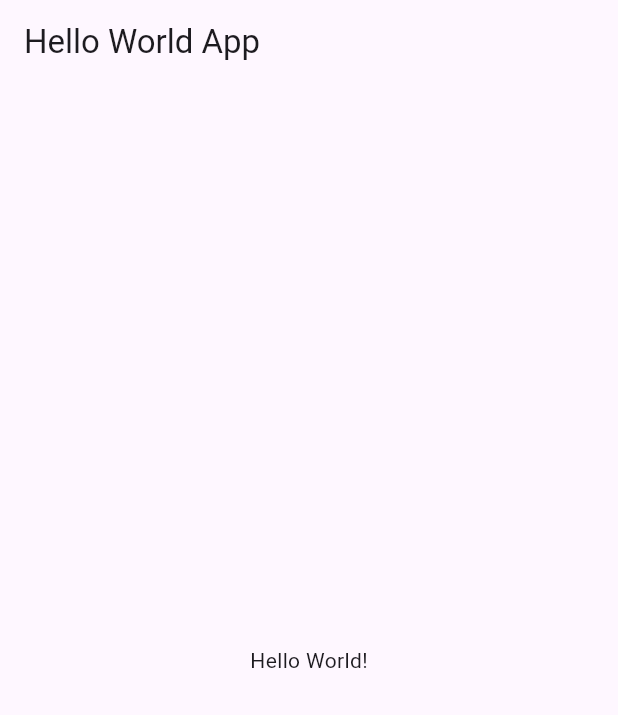
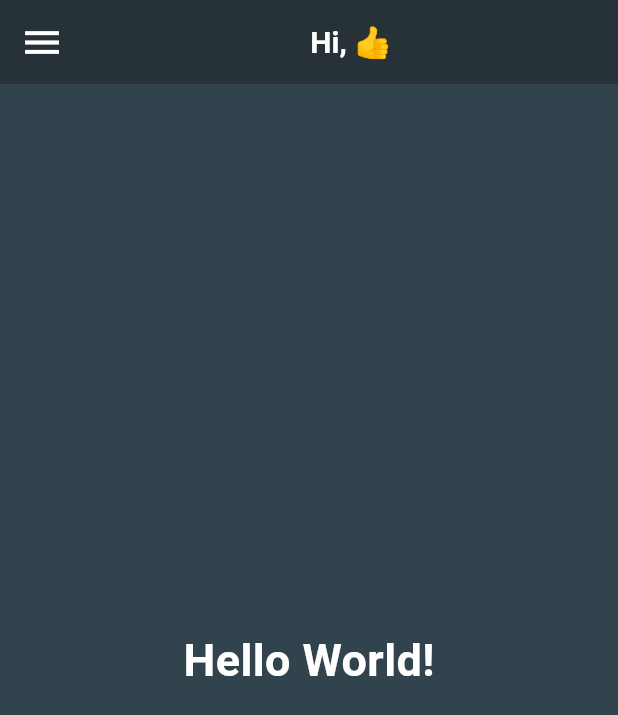
Before and after one commit to longmaker2/mobile-app_group12, a Flutter app: the screen it shows after launch, on a phone screen of 412 x 824 dp. Shown: the top 715 px of the screen. Run offline on Flutter 3.47's test engine with Material 3 defaults, Android fonts, the phone set to English and light mode, and no system bars.

Commit message:
little updates on the screens

```diff
--- a/hello_world/lib/main.dart
+++ b/hello_world/lib/main.dart
@@ -8,13 +8,42 @@ class MyApp extends StatelessWidget {
   @override
   Widget build(BuildContext context) {
     return MaterialApp(
+      debugShowCheckedModeBanner: false,
       home: Scaffold(
         appBar: AppBar(
-          title: Text('Hello World App'),
+          title:const Center(
+            child: Text('Hi, 👍',
+              style: TextStyle(
+                color: Colors.white,
+                fontSize: 20.0,
+                fontWeight: FontWeight.bold,
+              ),
+            ),
+          ),
+          centerTitle: true,
+          shadowColor: Colors.black12,
+          backgroundColor: Colors.blueGrey[900],
+          elevation: 0.0,
+          leading: const Icon(
+            Icons.menu,
+            color: Colors.white,
+            size: 30.0,
+          ),
+
         ),
-        body: Center(
-          child: Text('Hello World!'),
+        body: const Center(
+          child: Text('Hello World!',
+            style: TextStyle(
+              color: Colors.white,
+              fontSize: 30.0,
+              fontWeight: FontWeight.bold,
+            ),
+          ),
+
         ),
+
+        backgroundColor: const Color.fromARGB(255, 49, 68, 77),
+
       ),
     );
   }
```
